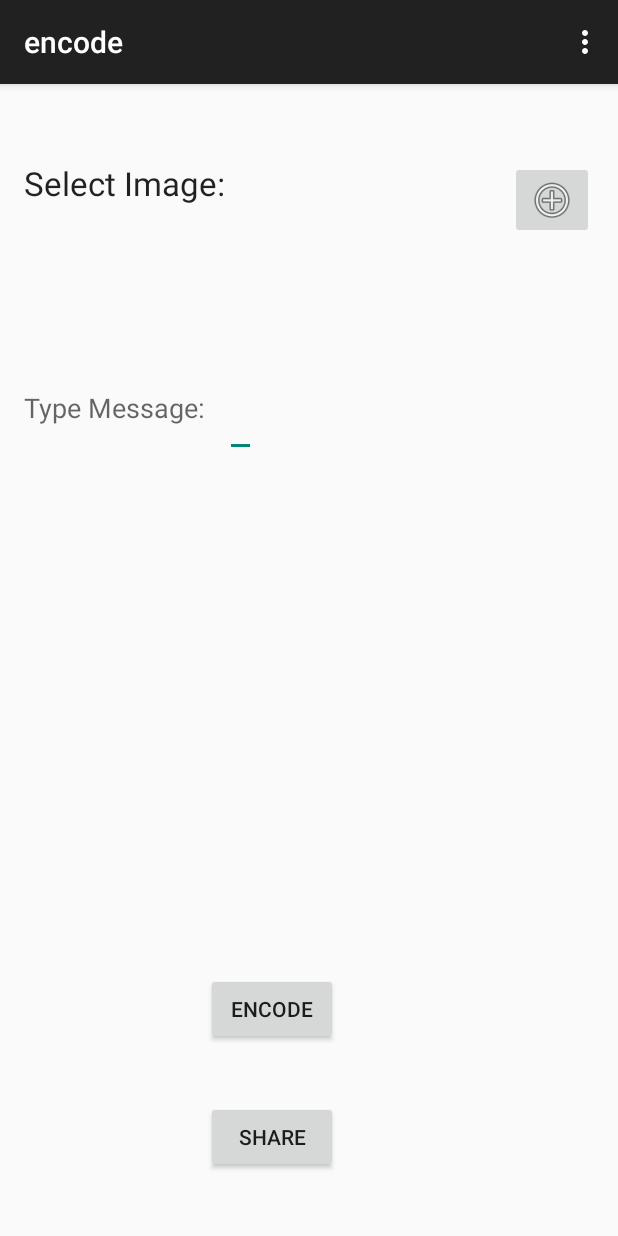
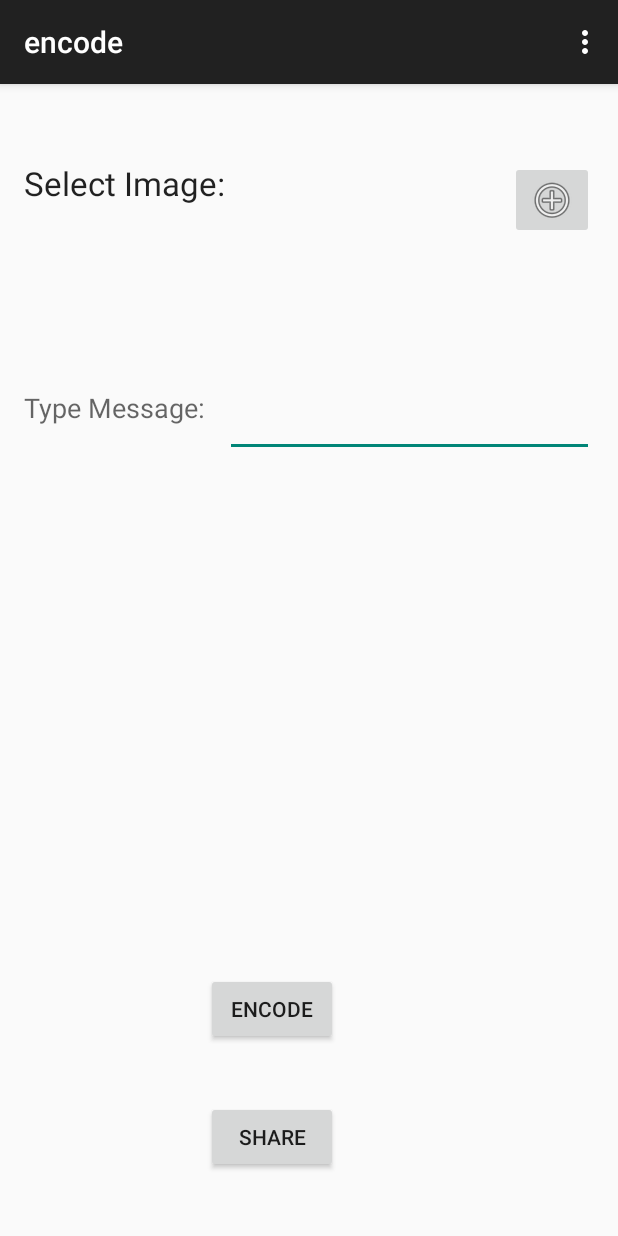
Before and after one commit to AugustanaCSC490Spring2015/CipherSquadSteganographyTool, an Android app: the EncodeActivity screen opened directly, with no data from a screen before it, on a phone screen of 412 x 824 dp. Run offline under Robolectric (Android 15) with nearby library versions, the phone set to English and light mode, and no system bars; 1 statement that could not run was skipped.

Commit message:
Added error message popup when image or text are null or empty when trying to encode. made the message bar length the full length.

```diff
--- a/app/src/main/res/layout/activity_encode.xml
+++ b/app/src/main/res/layout/activity_encode.xml
@@ -4,7 +4,8 @@
     android:paddingRight="@dimen/activity_horizontal_margin"
     android:paddingTop="@dimen/activity_vertical_margin"
     android:paddingBottom="@dimen/activity_vertical_margin"
-    tools:context="edu.augustana.csc490.steganographytool.encode">
+    tools:context="edu.augustana.csc490.steganographytool.encode"
+    android:id="@+id/relativeLayout">
 
     <TextView
         android:layout_width="wrap_content"
@@ -38,13 +39,13 @@
         android:layout_marginTop="100dp" />
 
     <EditText
-        android:layout_width="wrap_content"
+        android:layout_width="fill_parent"
         android:layout_height="wrap_content"
         android:id="@+id/messageEditText"
         android:layout_alignTop="@+id/messageTextView"
         android:layout_toRightOf="@+id/selectTextView"
         android:layout_toEndOf="@+id/selectTextView"
-        android:scrollbars="vertical"/>
+        android:scrollbars="vertical" />
 
     <Button
         android:layout_width="wrap_content"
@@ -65,4 +66,13 @@
         android:layout_alignLeft="@+id/encodeButton"
         android:layout_alignStart="@+id/encodeButton"
         android:layout_marginBottom="26dp" />
+
+    <ImageView
+        android:layout_width="wrap_content"
+        android:layout_height="wrap_content"
+        android:id="@+id/imageToEncode"
+        android:layout_above="@+id/messageEditText"
+        android:layout_alignRight="@+id/selectImageButton"
+        android:layout_alignEnd="@+id/selectImageButton"
+        android:focusableInTouchMode="false" />
 </RelativeLayout>
```
